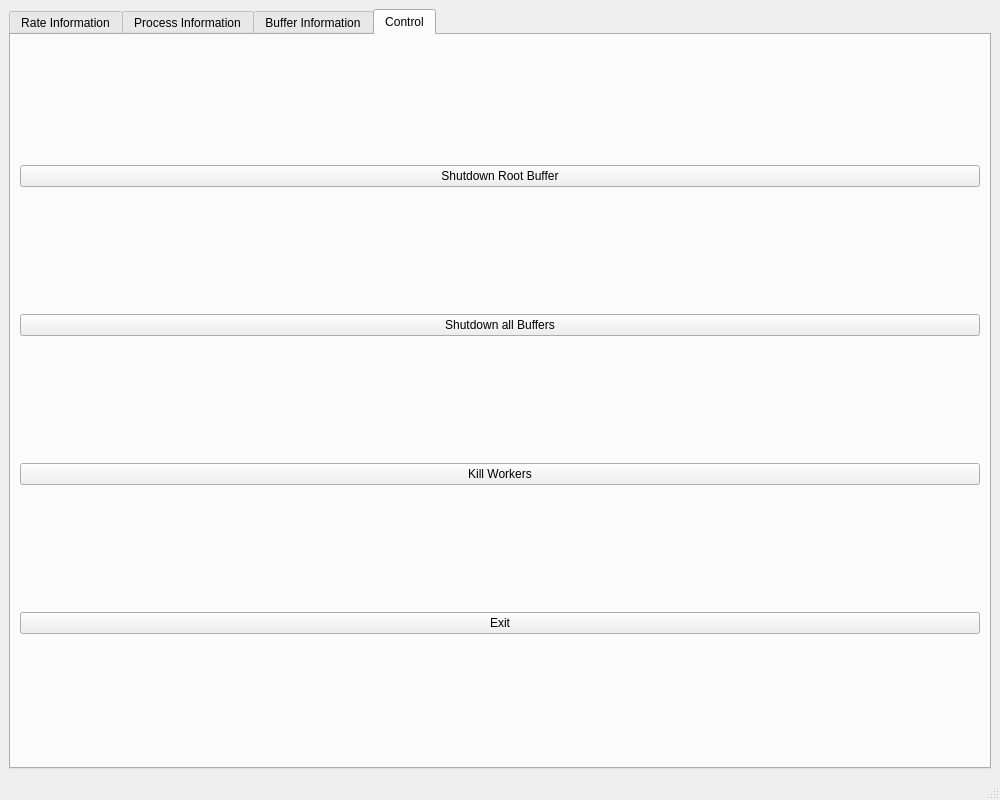
Before: the Qt Designer form gui.ui in JulianBaader/mimoCoRB2, drawn with Qt 5.
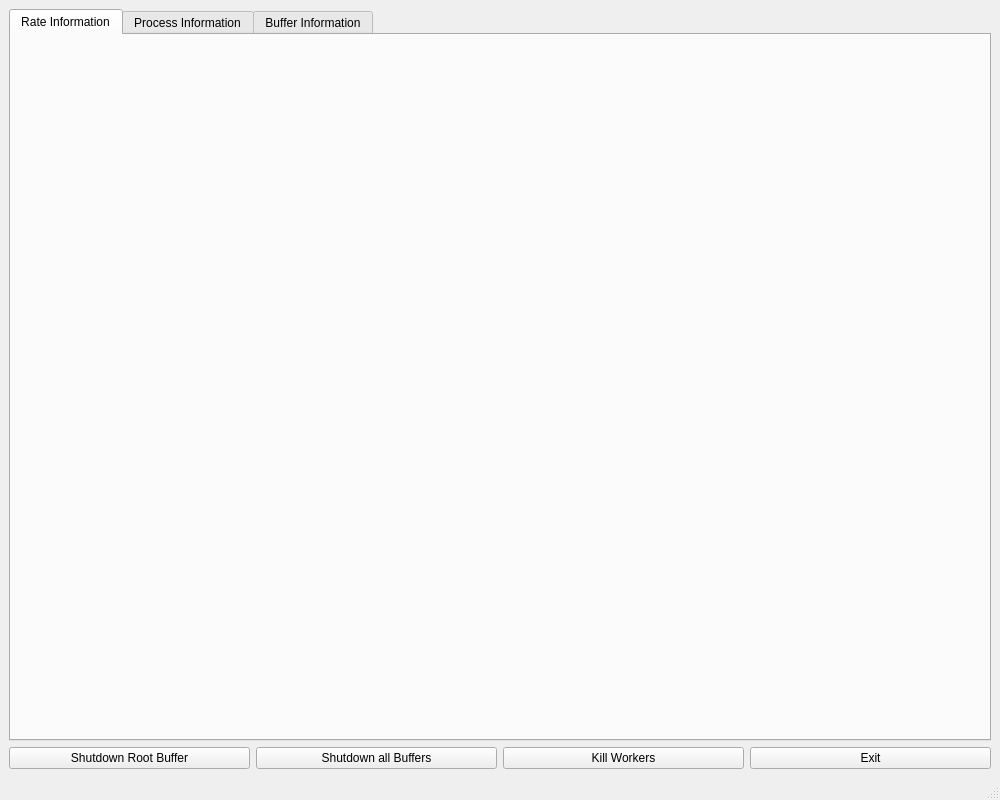
After: the same form once the commit is applied.

Commit message: remove control tab

What changed in the file:
```diff
--- a/gui.ui
+++ b/gui.ui
@@ -21,7 +21,7 @@
        <enum>QTabWidget::North</enum>
       </property>
       <property name="currentIndex">
-       <number>3</number>
+       <number>0</number>
       </property>
       <property name="tabsClosable">
        <bool>false</bool>
@@ -77,11 +77,10 @@
         </item>
        </layout>
       </widget>
-      <widget class="QWidget" name="control_tab">
-       <attribute name="title">
-        <string>Control</string>
-       </attribute>
-       <layout class="QVBoxLayout" name="controlLayout">
+     </widget>
+    </item>
+    <item>
+     <layout class="QHBoxLayout" name="buttonLayout">
         <item>
          <widget class="QPushButton" name="shutdownRootBuffer">
           <property name="text">
@@ -111,8 +110,6 @@
          </widget>
         </item>
        </layout>
-      </widget>
-     </widget>
     </item>
    </layout>
   </widget>
```
Left out of the diff: 1 changed line with no effect on the pictures. Lines whose indentation alone changed are shown as unchanged.
